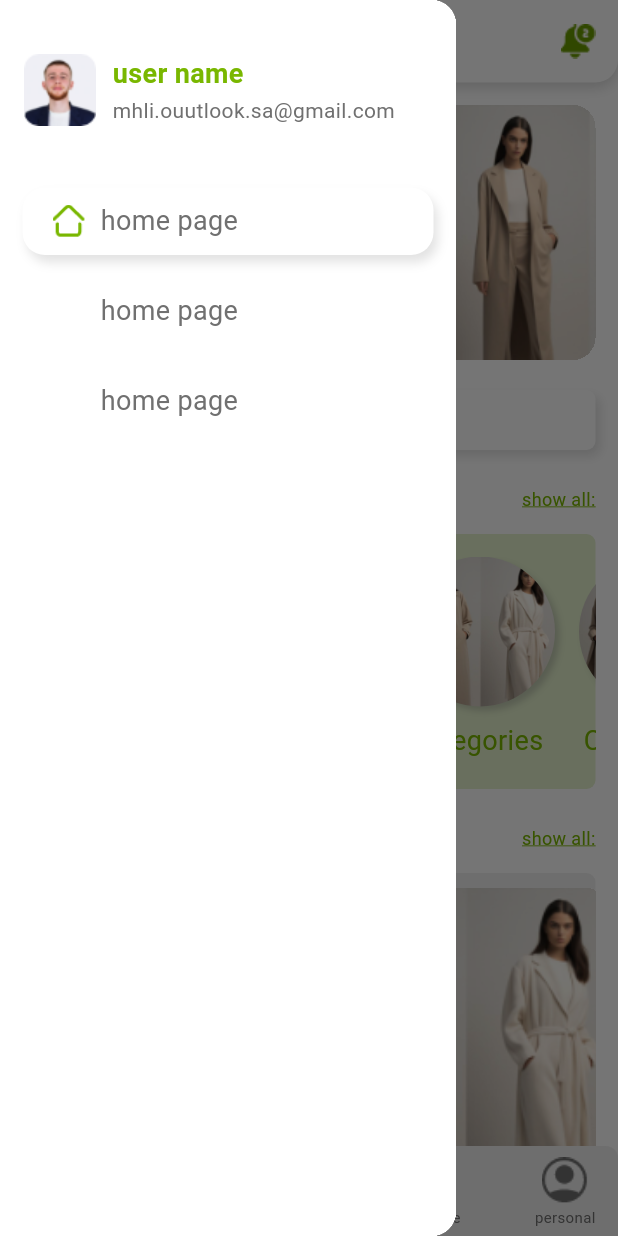
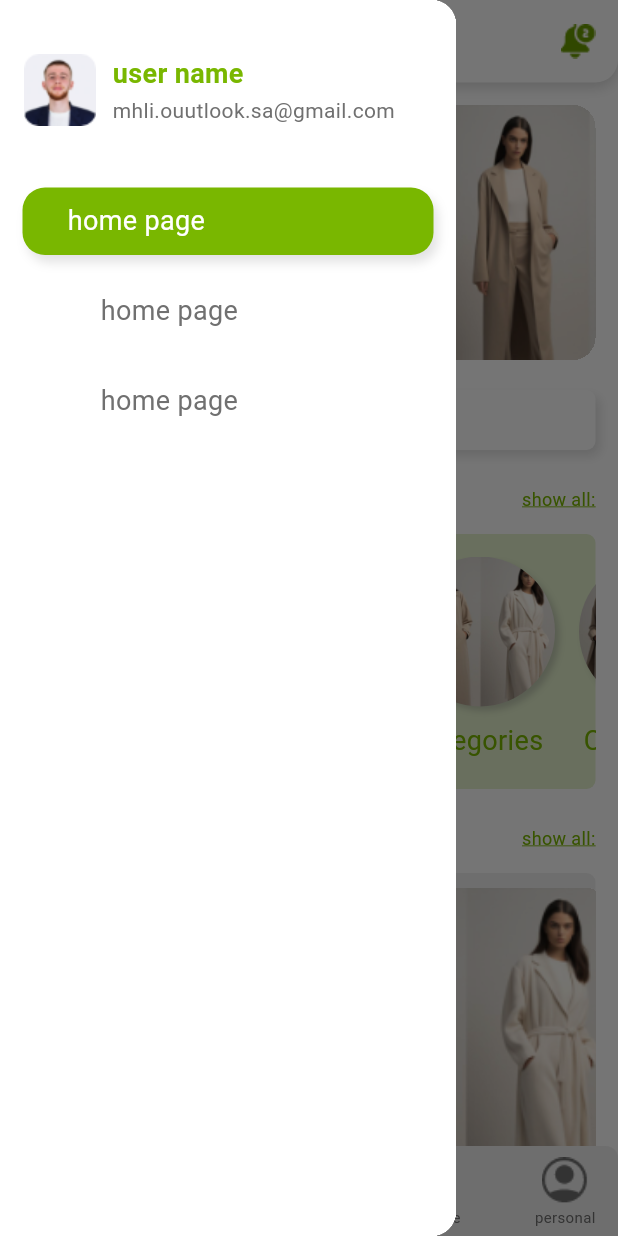
Before and after one commit to selct-shop/select_shop, a Flutter app: the HomeScreen screen opened directly, with the side drawer open, on a phone screen of 412 x 824 dp. Run offline on Flutter 3.47's test engine with Material 3 defaults, Android fonts, the phone set to English and light mode, and no system bars; drawn by our look-alikes of carousel_slider; our stand-ins replace anim_search_bar, bloc, cached_network_image, flutter_bloc, flutter_form_builder, font_awesome_flutter; Roboto replaces fonts that are missing (Cairo).

Commit message:
small fixes

```diff
--- a/lib/main.dart
+++ b/lib/main.dart
@@ -42,9 +42,9 @@ class MyHomePage extends StatefulWidget {
 class _MyHomePageState extends State<MyHomePage> {
   @override
   Widget build(BuildContext context) {
-    return const LogInScreen();
+    // return const LogInScreen();
     // return const SignupScreen();
-    // return const HomeScreen();
+    return const HomeScreen();
     // return CarouselWithIndicator();
   }
 }
--- a/lib/view/home/home_screen.dart
+++ b/lib/view/home/home_screen.dart
@@ -96,45 +96,9 @@ class _HomeScreenState extends State<HomeScreen> {
                 const SizedBox(
                   height: 40,
                 ),
-                Container(
-                  width: double.infinity,
-                  height: 45,
-                  margin: EdgeInsets.only(
-                    bottom: 15,
-                  ),
-                  decoration: BoxDecoration(
-                    borderRadius: BorderRadius.circular(15),
-                    color: Colors.white,
-                    boxShadow: [
-                      BoxShadow(
-                        color: AppColors.mainGreyColor.withOpacity(.2),
-                        blurRadius: 5,
-                        offset: Offset(3, 5),
-                      ),
-                    ],
-                  ),
-                  child: Row(
-                    children: [
-                      const SizedBox(
-                        width: 20,
-                      ),
-                      Image.asset(
-                        width: 22,
-                        height: 22,
-                        AppImages.home,
-                      ),
-                      const SizedBox(
-                        width: 10,
-                      ),
-                      Text(
-                          style: TextStyle(
-                              color: AppColors.mainGreyColor, fontSize: 18),
-                          "home page"),
-                      const SizedBox(
-                        width: 20,
-                      ),
-                    ],
-                  ),
+                _CustomDrawerListTile(
+                  onTap: () {},
+                  isActive: true,
                 ),
 
                 ///
@@ -560,12 +524,6 @@ class _HomeScreenState extends State<HomeScreen> {
               ),
             ),
 
-            ////////////////////////////////
-            ///
-            ///
-            ///
-            ////////////////////////////////
-
             ////////////////////////////
             ///
             ///
@@ -595,6 +553,71 @@ class _HomeScreenState extends State<HomeScreen> {
             ///
             ///
             ///////////////////////////
+          ],
+        ),
+      ),
+    );
+  }
+}
+
+class _CustomDrawerListTile extends StatelessWidget {
+  final void Function()? onTap;
+  final bool isActive;
+  _CustomDrawerListTile({
+    //  @required this.onTap,
+    super.key,
+    required this.onTap,
+    required this.isActive,
+  });
+
+  @override
+  Widget build(BuildContext context) {
+    return InkWell(
+      onTap: () {
+        print("teeeeeeeeeeeeeest");
+      },
+      child: Container(
+        width: double.infinity,
+        height: 45,
+        margin: EdgeInsets.only(
+          bottom: 15,
+        ),
+        decoration: BoxDecoration(
+          borderRadius: BorderRadius.circular(15),
+          color: isActive == true ? AppColors.mainColor : Colors.white,
+          boxShadow: isActive == true
+              ? [
+                  BoxShadow(
+                    color: AppColors.mainGreyColor.withOpacity(.2),
+                    blurRadius: 5,
+                    offset: Offset(3, 5),
+                  ),
+                ]
+              : [],
+        ),
+        child: Row(
+          children: [
+            const SizedBox(
+              width: 20,
+            ),
+            // Image.asset(
+            //   width: 22,
+            //   height: 22,
+            //   AppImages.home,
+            // ),
+            const SizedBox(
+              width: 10,
+            ),
+            Text(
+                style: TextStyle(
+                    color: isActive == true
+                        ? Colors.white
+                        : AppColors.mainGreyColor,
+                    fontSize: 18),
+                "home page"),
+            const SizedBox(
+              width: 20,
+            ),
           ],
         ),
       ),
```
